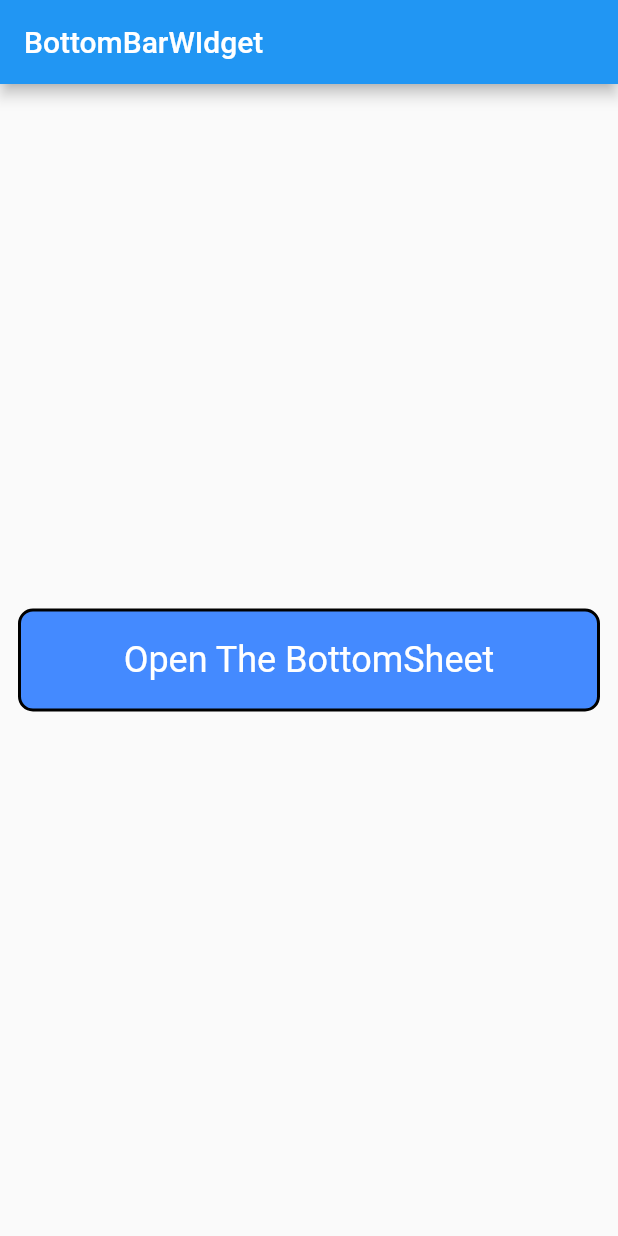
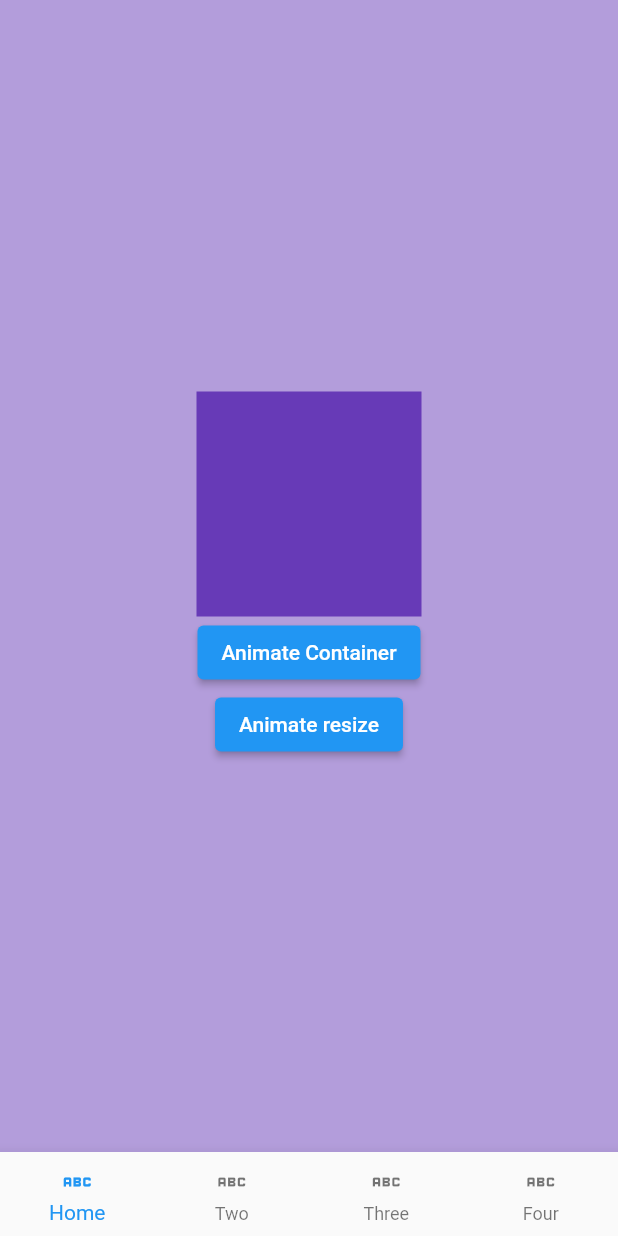
Before and after one commit to patelvishal937/customWidgets, a Flutter app: the screen it shows after launch, on a phone screen of 412 x 824 dp. Run offline on Flutter 3.47's test engine with Material 2 defaults, Android fonts, the phone set to English and light mode, and no system bars; our stand-ins replace image_cropper, image_picker, syncfusion_flutter_calendar, webview_flutter; missing offline and left inert: flutter_polls, syncfusion_flutter_pdfviewer.

Commit message:
Animated Container and bottom_navbar_widget

```diff
--- /dev/null
+++ b/lib/bottomNavBarWidgets/bottom_navbar_widget.dart
@@ -0,0 +1,65 @@
+import 'package:authexample/bottomNavBarWidgets/pages/animated_container.dart';
+import 'package:flutter/material.dart';
+
+class BottomNavbarWidget extends StatefulWidget {
+  const BottomNavbarWidget({super.key});
+
+  @override
+  State<BottomNavbarWidget> createState() => _BottomNavbarWidgetState();
+}
+
+class _BottomNavbarWidgetState extends State<BottomNavbarWidget> {
+  int currentIndex = 0;
+  // here we created the currentindex where the current index is zero
+  // then when create a method of navigateTootherpage
+  // when this method is called we get index of tap and then we change the currentindext to tapped index
+  // this is the way how this function will work
+  void navigateToOtherPage(int Index) {
+    setState(() {
+      currentIndex = Index;
+    });
+  }
+
+  // for navigation to another widget we create a list of widgets
+
+  List<Widget> screens = [
+    AnimatedContainerWidget(),
+    const Center(
+      child: Text("Two"),
+    ),
+    const Center(
+      child: Text("three"),
+    ),
+    const Center(
+      child: Text("four"),
+    ),
+  ];
+
+  @override
+  Widget build(BuildContext context) {
+    return Scaffold(
+      // backgroundColor: Colors.deepPurple,
+      // appBar: AppBar(
+      //   title: const Text("bottomNavBar"),
+      // ),
+      body: screens[currentIndex],
+      bottomNavigationBar: BottomNavigationBar(
+        // backgroundColor: Colors.black,
+        type: BottomNavigationBarType.fixed,
+        currentIndex: currentIndex,
+        onTap: navigateToOtherPage,
+        items: const [
+          BottomNavigationBarItem(
+              icon: Icon(
+                Icons.abc,
+                // color: Colors.black,
+              ),
+              label: 'Home'),
+          BottomNavigationBarItem(icon: Icon(Icons.abc), label: 'Two'),
+          BottomNavigationBarItem(icon: Icon(Icons.abc), label: 'Three'),
+          BottomNavigationBarItem(icon: Icon(Icons.abc), label: 'Four'),
+        ],
+      ),
+    );
+  }
+}
--- /dev/null
+++ b/lib/bottomNavBarWidgets/pages/animated_container.dart
@@ -0,0 +1,54 @@
+import 'package:flutter/material.dart';
+
+class AnimatedContainerWidget extends StatefulWidget {
+  const AnimatedContainerWidget({super.key});
+
+  @override
+  State<AnimatedContainerWidget> createState() =>
+      _AnimatedContainerWidgetState();
+}
+
+class _AnimatedContainerWidgetState extends State<AnimatedContainerWidget> {
+  double boxheight = 150;
+  double boxWidth = 150;
+
+  void animateContainer() {
+    setState(() {
+      boxWidth = 300;
+      boxheight = 300;
+    });
+  }
+
+  void animateContainerResize() {
+    setState(() {
+      boxWidth = 150;
+      boxheight = 150;
+    });
+  }
+
+  @override
+  Widget build(BuildContext context) {
+    return Scaffold(
+      backgroundColor: Colors.deepPurple[200],
+      body: Center(
+        child: Column(
+          mainAxisAlignment: MainAxisAlignment.center,
+          // crossAxisAlignment: CrossAxisAlignment.center,
+          children: [
+            AnimatedContainer(
+              duration: Duration(seconds: 2),
+              height: boxheight,
+              width: boxWidth,
+              color: Colors.deepPurple,
+            ),
+            ElevatedButton(
+                onPressed: animateContainer, child: Text("Animate Container")),
+            ElevatedButton(
+                onPressed: animateContainerResize,
+                child: Text("Animate resize"))
+          ],
+        ),
+      ),
+    );
+  }
+}
--- a/lib/main.dart
+++ b/lib/main.dart
@@ -1,3 +1,4 @@
+import 'package:authexample/bottomNavBarWidgets/bottom_navbar_widget.dart';
 import 'package:authexample/customWidgets/bottomSheet.dart';
 import 'package:authexample/imagePicker/image_picker_widget.dart';
 import 'package:authexample/package_widgets/pdf_webview.dart';
@@ -14,7 +15,7 @@ class MyApp extends StatelessWidget {
   @override
   Widget build(BuildContext context) {
     return const MaterialApp(
-      home: BottomBarCustomWidget(),
+      home: BottomNavbarWidget(),
     );
   }
 }
```
